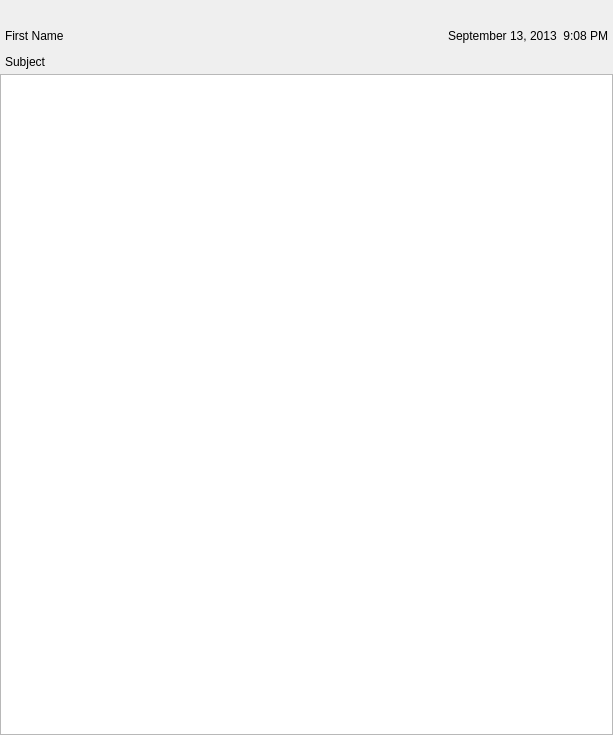
Before: the Qt Designer form Mail/MailViewer.ui in InvictusInnovations/keyhotee, drawn with Qt 5.
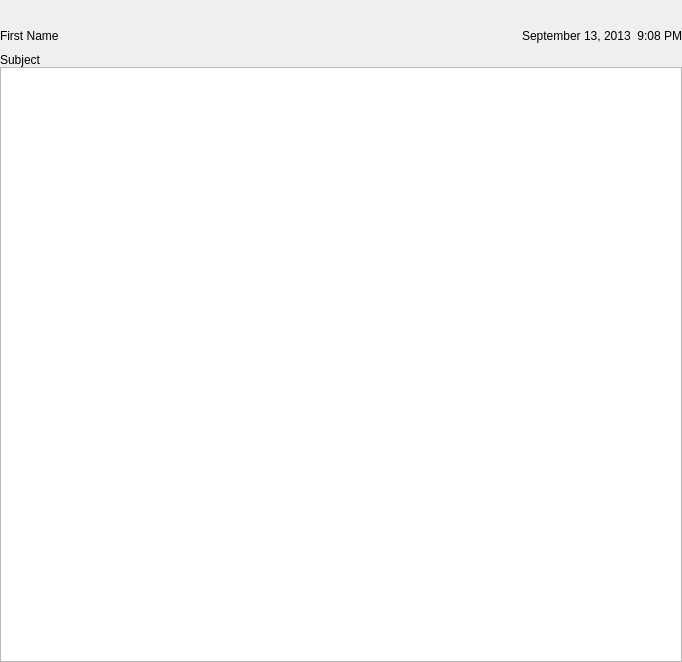
After: the same form once the commit is applied.

```diff
--- a/Mail/MailViewer.ui
+++ b/Mail/MailViewer.ui
@@ -6,8 +6,8 @@
    <rect>
     <x>0</x>
     <y>0</y>
-    <width>613</width>
-    <height>735</height>
+    <width>682</width>
+    <height>662</height>
    </rect>
   </property>
   <property name="windowTitle">
@@ -29,55 +29,28 @@
    <property name="bottomMargin">
     <number>0</number>
    </property>
-   <item>
-    <widget class="QWidget" name="toolbar_container" native="true">
-     <property name="minimumSize">
-      <size>
-       <width>0</width>
-       <height>24</height>
-      </size>
-     </property>
-     <property name="maximumSize">
-      <size>
-       <width>16777215</width>
-       <height>32</height>
-      </size>
-     </property>
-    </widget>
-   </item>
    <item>
     <widget class="QWidget" name="widget" native="true">
      <layout class="QGridLayout" name="gridLayout">
       <property name="leftMargin">
-       <number>5</number>
+       <number>0</number>
       </property>
       <property name="topMargin">
-       <number>5</number>
+       <number>0</number>
       </property>
       <property name="rightMargin">
-       <number>5</number>
+       <number>0</number>
       </property>
       <property name="bottomMargin">
+       <number>0</number>
+      </property>
+      <property name="horizontalSpacing">
+       <number>0</number>
+      </property>
+      <property name="verticalSpacing">
        <number>5</number>
       </property>
-      <item row="0" column="0">
-       <widget class="QLabel" name="from_label">
-        <property name="text">
-         <string>First Name &lt;dac-id&gt;</string>
-        </property>
-       </widget>
-      </item>
-      <item row="0" column="1">
-       <widget class="QLabel" name="date_label">
-        <property name="text">
-         <string>September 13, 2013  9:08 PM</string>
-        </property>
-        <property name="alignment">
-         <set>Qt::AlignRight|Qt::AlignTrailing|Qt::AlignVCenter</set>
-        </property>
-       </widget>
-      </item>
-      <item row="1" column="0" colspan="2">
+      <item row="2" column="0" colspan="2">
        <widget class="QWidget" name="to_holder" native="true">
         <property name="sizePolicy">
          <sizepolicy hsizetype="Preferred" vsizetype="Preferred">
@@ -87,13 +60,52 @@
         </property>
        </widget>
       </item>
-      <item row="2" column="0" colspan="2">
+      <item row="1" column="0">
+       <widget class="QLabel" name="from_label">
+        <property name="text">
+         <string>First Name &lt;dac-id&gt;</string>
+        </property>
+       </widget>
+      </item>
+      <item row="1" column="1">
+       <widget class="QLabel" name="date_label">
+        <property name="text">
+         <string>September 13, 2013  9:08 PM</string>
+        </property>
+        <property name="alignment">
+         <set>Qt::AlignRight|Qt::AlignTrailing|Qt::AlignVCenter</set>
+        </property>
+       </widget>
+      </item>
+      <item row="3" column="0" colspan="2">
        <widget class="QLabel" name="label_3">
         <property name="text">
          <string>Subject</string>
         </property>
        </widget>
       </item>
+      <item row="0" column="0" colspan="2">
+       <widget class="QWidget" name="toolbar_container" native="true">
+        <property name="minimumSize">
+         <size>
+          <width>0</width>
+          <height>24</height>
+         </size>
+        </property>
+        <property name="maximumSize">
+         <size>
+          <width>16777215</width>
+          <height>32</height>
+         </size>
+        </property>
+        <property name="autoFillBackground">
+         <bool>true</bool>
+        </property>
+        <property name="styleSheet">
+         <string notr="true">QWidget { background=qlineargradient(spread:pad, x1:0, y1:0, x2:1, y2:0, stop:0 rgba(0, 0, 0, 255), stop:1 rgba(255, 255, 255, 255)) }</string>
+        </property>
+       </widget>
+      </item>
      </layout>
     </widget>
    </item>
```
